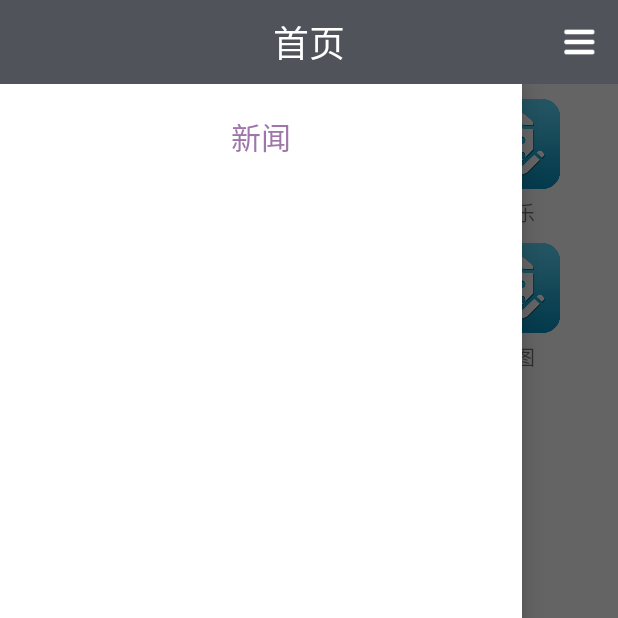
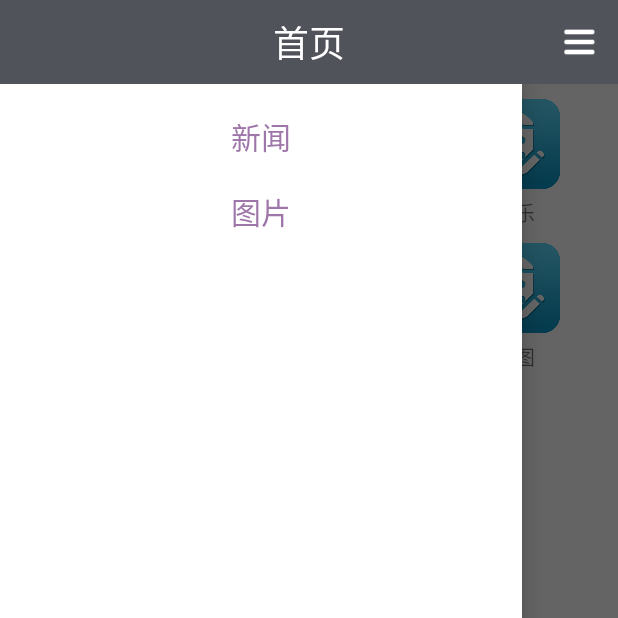
Before and after one commit to TDaz-9/MyLife, an Android app: the screen it shows after launch (LoginActivity), with the side drawer open, on a phone screen of 412 x 824 dp, the top half of it. Run offline under Robolectric (Android 15) with nearby library versions, the phone set to English and light mode, and no system bars.

```diff
--- a/app/src/main/java/com/example/administrator/mylife/ui/activity/LoginActivity.java
+++ b/app/src/main/java/com/example/administrator/mylife/ui/activity/LoginActivity.java
@@ -85,7 +85,7 @@ public class LoginActivity extends Activity {
         });
 
         // 侧边栏点击事件(侧边栏滑出  底部不响应事件)
-        drawerLayout.setDrawerListener(new DrawerLayout.DrawerListener() {
+        drawerLayout.addDrawerListener(new DrawerLayout.DrawerListener() {
             @Override
             public void onDrawerSlide(View drawerView, float slideOffset) {
 
@@ -94,7 +94,6 @@ public class LoginActivity extends Activity {
             @Override
             public void onDrawerOpened(View drawerView) {
                 drawerView.setClickable(true);
-
             }
 
             @Override
--- a/app/src/main/res/layout/activity_login.xml
+++ b/app/src/main/res/layout/activity_login.xml
@@ -32,7 +32,8 @@
             android:orientation="vertical">
             <LinearLayout
                 android:layout_width="match_parent"
-                android:layout_height="match_parent">
+                android:layout_height="match_parent"
+                android:orientation="vertical">
                 <TextView
                     android:id="@+id/news_tv"
                     android:layout_width="match_parent"
@@ -42,6 +43,15 @@
                     android:text="新闻"
                     android:textSize="20sp"
                     android:textColor="#FF9E76A9"/>
+                <TextView
+                    android:id="@+id/icon_tv"
+                    android:layout_width="match_parent"
+                    android:layout_height="30dp"
+                    android:layout_marginTop="20dp"
+                    android:gravity="center"
+                    android:text="图片"
+                    android:textSize="20sp"
+                    android:textColor="#FF9E76A9"/>
             </LinearLayout>
         </LinearLayout>
     </android.support.v4.widget.DrawerLayout>
```
